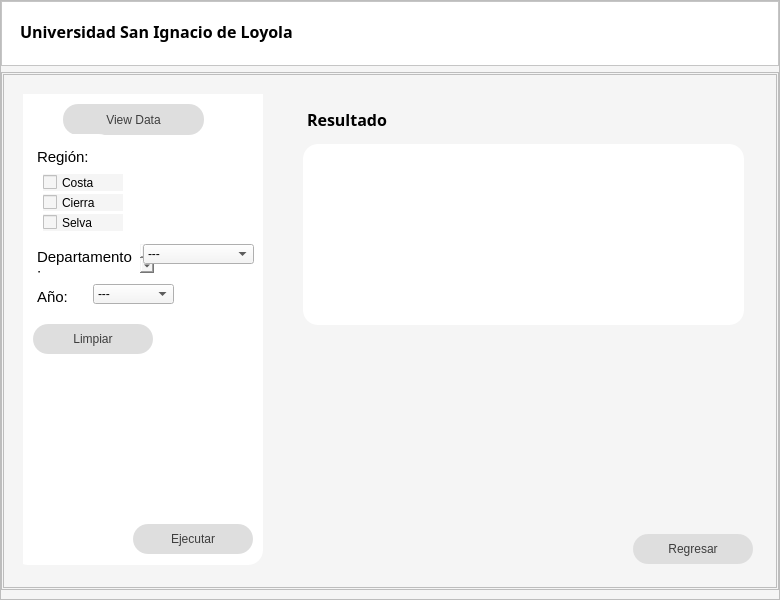
Qt form PyQt.ui (RoYDraxT/PyQt) before a commit.
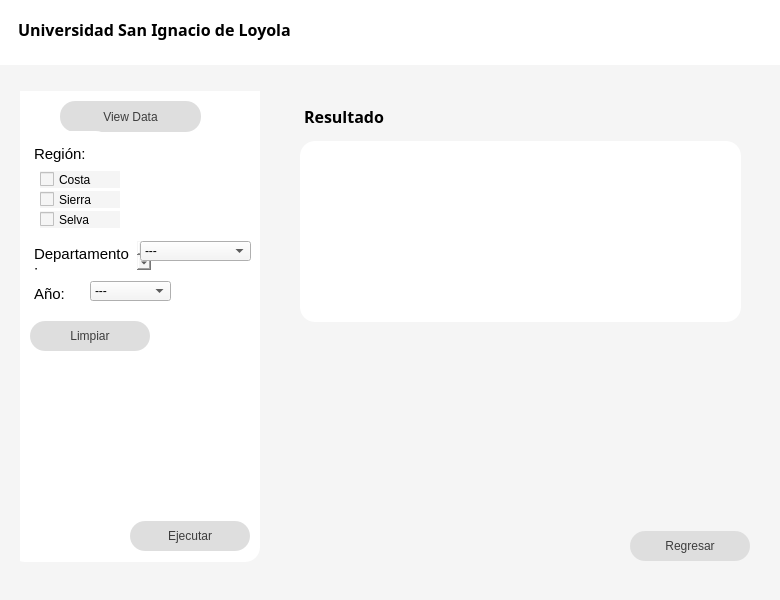
The same form after that commit. Icons and pictures are not drawn.

```diff
--- a/PyQt.ui
+++ b/PyQt.ui
@@ -36,10 +36,7 @@
        <string notr="true">background-color: rgb(245, 245, 245);</string>
       </property>
       <property name="frameShape">
-       <enum>QFrame::StyledPanel</enum>
-      </property>
-      <property name="frameShadow">
-       <enum>QFrame::Raised</enum>
+       <enum>QFrame::NoFrame</enum>
       </property>
       <layout class="QVBoxLayout" name="verticalLayout_2" stretch="1,8">
        <property name="leftMargin">
@@ -75,10 +72,7 @@
 }</string>
          </property>
          <property name="frameShape">
-          <enum>QFrame::StyledPanel</enum>
-         </property>
-         <property name="frameShadow">
-          <enum>QFrame::Raised</enum>
+          <enum>QFrame::NoFrame</enum>
          </property>
          <layout class="QHBoxLayout" name="horizontalLayout">
           <item>
@@ -209,10 +203,7 @@
        <item>
         <widget class="QFrame" name="body">
          <property name="frameShape">
-          <enum>QFrame::StyledPanel</enum>
-         </property>
-         <property name="frameShadow">
-          <enum>QFrame::Raised</enum>
+          <enum>QFrame::NoFrame</enum>
          </property>
          <layout class="QHBoxLayout" name="horizontalLayout_2">
           <property name="leftMargin">
@@ -230,10 +221,7 @@
           <item>
            <widget class="QFrame" name="frame_res">
             <property name="frameShape">
-             <enum>QFrame::StyledPanel</enum>
-            </property>
-            <property name="frameShadow">
-             <enum>QFrame::Raised</enum>
+             <enum>QFrame::NoFrame</enum>
             </property>
             <layout class="QVBoxLayout" name="verticalLayout_3">
              <item>
@@ -445,10 +433,7 @@
 </string>
                  </property>
                  <property name="frameShape">
-                  <enum>QFrame::StyledPanel</enum>
-                 </property>
-                 <property name="frameShadow">
-                  <enum>QFrame::Raised</enum>
+                  <enum>QFrame::NoFrame</enum>
                  </property>
                  <widget class="QPushButton" name="bt_view">
                   <property name="geometry">
@@ -621,7 +606,7 @@
                    </rect>
                   </property>
                   <property name="text">
-                   <string>Cierra</string>
+                   <string>Sierra</string>
                   </property>
                  </widget>
                  <widget class="QCheckBox" name="selva">
@@ -830,10 +815,7 @@
                   </rect>
                  </property>
                  <property name="frameShape">
-                  <enum>QFrame::StyledPanel</enum>
-                 </property>
-                 <property name="frameShadow">
-                  <enum>QFrame::Raised</enum>
+                  <enum>QFrame::NoFrame</enum>
                  </property>
                  <widget class="QPlainTextEdit" name="text_res">
                   <property name="geometry">
```
Left out of the diff: 3 changed lines with no effect on the pictures.
